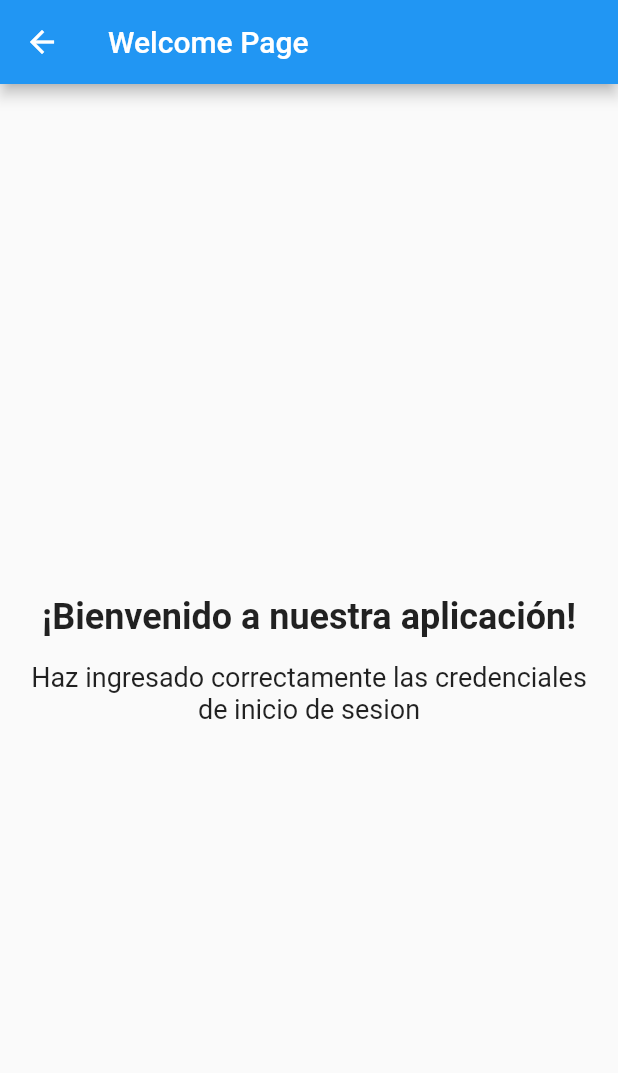
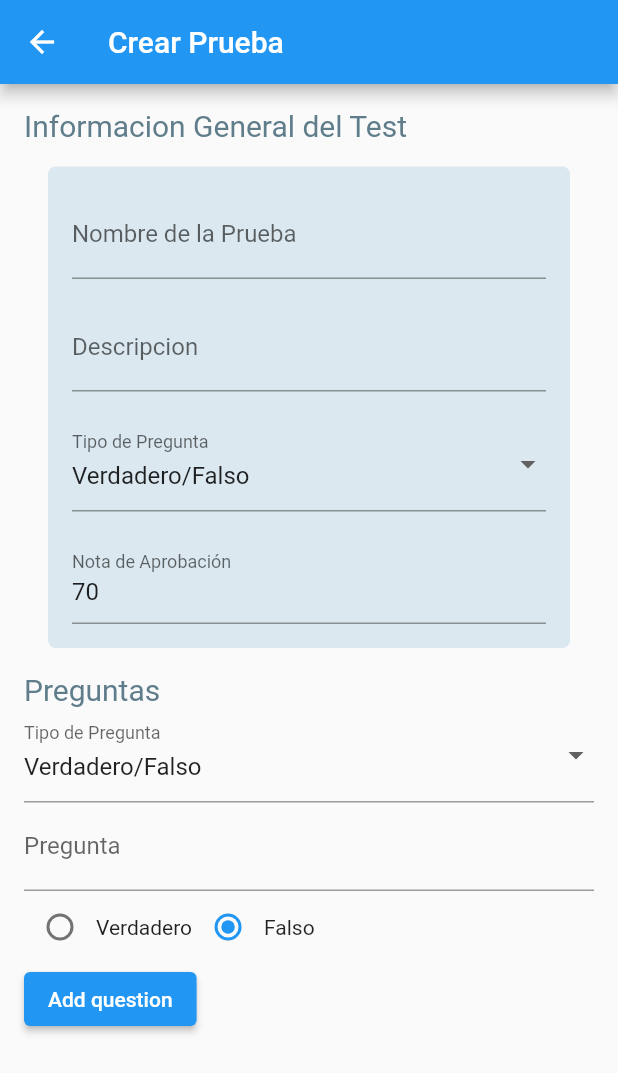
Before and after one commit to andresito236/quizloco, a Flutter app: the screen it shows once a user with an empty profile is signed in, after a tap on "Create Test", on a phone screen of 412 x 824 dp. Shown: the top 1073 px of the screen. Run offline on Flutter 3.47's test engine with Material 2 defaults, Android fonts, the light colour scheme and no system bars; our stand-ins replace cloud_firestore, firebase_auth, firebase_core; accounts and stored records are empty; network calls fail.

Commit message:
Add custom question widget for create test

```diff
--- a/lib/src/constants/routes.dart
+++ b/lib/src/constants/routes.dart
@@ -11,5 +11,5 @@ final routes = {
   MyRoutes.login.name: (context) => LoginPage(),
   MyRoutes.home.name: (context) => HomePage(),
   MyRoutes.register.name: (context) => RegisterPage(),
-  MyRoutes.createTest.name: (context) => CreateTest(),
+  MyRoutes.createTest.name: (context) => CreateTestPage(),
 };
--- a/lib/src/pages/create-test.dart
+++ b/lib/src/pages/create-test.dart
@@ -1,40 +1,165 @@
 import 'package:flutter/material.dart';
+import 'package:cloud_firestore/cloud_firestore.dart';
+import 'package:quizloco/src/widgets/question.dart';
 
-class CreateTest extends StatelessWidget {
-  const CreateTest({super.key});
+class CreateTestPage extends StatefulWidget {
+  @override
+  _CreateTestPageState createState() => _CreateTestPageState();
+}
+
+class _CreateTestPageState extends State<CreateTestPage> {
+  final _formKey = GlobalKey<FormState>();
+  final TextEditingController _testNameController = TextEditingController();
+  final TextEditingController _testDescriptionController =
+      TextEditingController();
+  String _selectedQuestionType = 'Verdadero/Falso'; // Valor por defecto
+  int _passingScore = 70; // Valor por defecto
+  List<Widget> _questionWidgets = [];
+
+  @override
+  void initState() {
+    super.initState();
+    // Inicializa la lista de widgets de preguntas con un widget vacío.
+    _questionWidgets.add(QuestionWidget()); // Debes tener tu propio widget Question
+  }
 
   @override
   Widget build(BuildContext context) {
     return Scaffold(
       appBar: AppBar(
-        title: Text('Welcome Page'),
+        title: const Text('Crear Prueba'),
       ),
-      body: Center(
-        child: Padding(
-          padding: EdgeInsets.all(16.0),
+      body: Padding(
+        padding: const EdgeInsets.all(16.0),
+        child: SingleChildScrollView(
           child: Column(
-            mainAxisAlignment: MainAxisAlignment.center,
+            crossAxisAlignment: CrossAxisAlignment.start,
             children: [
-              Text(
-                '¡Bienvenido a nuestra aplicación!',
-                textAlign: TextAlign.center,
-                style: TextStyle(
-                  fontSize: 24.0,
-                  fontWeight: FontWeight.bold,
+              const Text(
+                'Informacion General del Test',
+                style: TextStyle(fontSize: 20.0, color: Colors.blueGrey),
+              ),
+              const SizedBox(height: 16.0),
+              Container(
+                margin: const EdgeInsetsDirectional.symmetric(horizontal: 16.0),
+                padding: const EdgeInsets.all(16.0),
+                decoration: BoxDecoration(
+                  borderRadius: BorderRadius.circular(5.0),
+                  color: const Color.fromARGB(47, 82, 154, 190),
+                ),
+                child: Form(
+                  key: _formKey,
+                  child: Column(
+                    crossAxisAlignment: CrossAxisAlignment.start,
+                    children: <Widget>[
+                      TextFormField(
+                        controller: _testNameController,
+                        decoration: const InputDecoration(
+                            labelText: 'Nombre de la Prueba'),
+                        validator: (value) {
+                          if (value?.isEmpty ?? true) {
+                            return 'Por favor, ingresa un nombre para la prueba';
+                          }
+                          return null;
+                        },
+                      ),
+                      const SizedBox(height: 16.0),
+                      TextFormField(
+                        controller: _testDescriptionController,
+                        decoration:
+                            const InputDecoration(labelText: 'Descripcion'),
+                        validator: (value) {
+                          if (value?.isEmpty ?? true) {
+                            return 'Descripcion del test';
+                          }
+                          return null;
+                        },
+                      ),
+                      const SizedBox(height: 16.0),
+                      DropdownButtonFormField<String>(
+                        value: _selectedQuestionType,
+                        onChanged: (value) {
+                          setState(() {
+                            _selectedQuestionType = value!;
+                          });
+                        },
+                        items: [
+                          'Verdadero/Falso',
+                          'Selección Múltiple',
+                          'Selección Única'
+                        ]
+                            .map((type) => DropdownMenuItem<String>(
+                                  value: type,
+                                  child: Text(type),
+                                ))
+                            .toList(),
+                        decoration: const InputDecoration(
+                            labelText: 'Tipo de Pregunta'),
+                      ),
+                      const SizedBox(height: 16.0),
+                      TextFormField(
+                        keyboardType: TextInputType.number,
+                        initialValue: '70', // Valor por defecto
+                        decoration: const InputDecoration(
+                            labelText: 'Nota de Aprobación'),
+                        onChanged: (value) {
+                          // Actualiza la nota de aprobación cuando cambia el valor del campo.
+                          _passingScore = int.tryParse(value) ?? 0;
+                        },
+                        validator: (value) {
+                          if (value?.isEmpty ?? true) {
+                            return 'Por favor, ingresa la nota de aprobación';
+                          }
+                          if (_passingScore < 0 || _passingScore > 100) {
+                            return 'La nota de aprobación debe estar entre 0 y 100';
+                          }
+                          return null;
+                        },
+                      ),
+                    ],
+                  ),
                 ),
               ),
-              SizedBox(height: 16.0),
-              Text(
-                'Haz ingresado correctamente las credenciales de inicio de sesion',
-                textAlign: TextAlign.center,
-                style: TextStyle(
-                  fontSize: 18.0,
-                ),
+              const SizedBox(height: 16.0),
+              const Text(
+                'Preguntas',
+                style: TextStyle(fontSize: 20.0, color: Colors.blueGrey),
               ),
+              Column(children: _questionWidgets),
+              ElevatedButton(
+                  onPressed: _addQuestion, child: Text('Add question')),
+              const SizedBox(height: 16.0),
             ],
           ),
         ),
       ),
     );
   }
+
+  void _addQuestion() {
+    // Agrega un nuevo widget de pregunta a la lista
+    setState(() {
+      _questionWidgets.add(const SizedBox(height: 16.0)); // Debes tener tu propio widget Question
+      _questionWidgets.add(QuestionWidget()); // Debes tener tu propio widget Question
+    });
+  }
+
+  void _createTest() async {
+    // Aquí puedes agregar la lógica para crear la prueba en Firestore
+    // Utiliza FirebaseFirestore.instance.collection('pruebas').add()
+    // para agregar la prueba a tu colección en Firestore.
+    // Asegúrate de incluir los campos y datos necesarios de acuerdo a tus requerimientos.
+
+    // ScaffoldMessenger.of(context).showSnackBar(
+    //   const SnackBar(
+    //     content: Text('Prueba creada con éxito'),
+    //   ),
+    // );
+  }
+
+  @override
+  void dispose() {
+    _testNameController.dispose();
+    super.dispose();
+  }
 }
--- /dev/null
+++ b/lib/src/widgets/question.dart
@@ -0,0 +1,142 @@
+import 'package:flutter/material.dart';
+
+class QuestionWidget extends StatefulWidget {
+  @override
+  _QuestionWidgetState createState() => _QuestionWidgetState();
+}
+
+class _QuestionWidgetState extends State<QuestionWidget> {
+  String _selectedQuestionType = 'Verdadero/Falso'; // Valor por defecto
+  TextEditingController _questionController = TextEditingController();
+  List<String> _options = ['Opción 1', 'Opción 2', 'Opción 3'];
+  List<bool> _correctAnswers = [false, false, false]; // Para respuestas correctas en selección múltiple
+
+  @override
+  Widget build(BuildContext context) {
+    return Column(
+      crossAxisAlignment: CrossAxisAlignment.start,
+      children: [
+        DropdownButtonFormField<String>(
+          value: _selectedQuestionType,
+          onChanged: (value) {
+            setState(() {
+              _selectedQuestionType = value!;
+              // Reiniciar campos cuando se cambie el tipo de pregunta
+              _questionController.clear();
+              _options = ['Opción 1', 'Opción 2', 'Opción 3'];
+              _correctAnswers = [false, false, false];
+            });
+          },
+          items: [
+            'Verdadero/Falso',
+            'Respuesta Única',
+            'Selección Múltiple',
+          ].map((type) {
+            return DropdownMenuItem<String>(
+              value: type,
+              child: Text(type),
+            );
+          }).toList(),
+          decoration: InputDecoration(
+            labelText: 'Tipo de Pregunta',
+          ),
+        ),
+        TextFormField(
+          controller: _questionController,
+          decoration: InputDecoration(
+            labelText: 'Pregunta',
+          ),
+        ),
+        if (_selectedQuestionType == 'Verdadero/Falso')
+          Row(
+            children: [
+              Radio(
+                value: true,
+                groupValue: _correctAnswers[0],
+                onChanged: (bool? value) {
+                  setState(() {
+                    _correctAnswers[0] = true;
+                    _correctAnswers[1] = false;
+                  });
+                },
+              ),
+              Text('Verdadero'),
+              Radio(
+                value: false,
+                groupValue: _correctAnswers[0],
+                onChanged: (bool? value) {
+                  setState(() {
+                    _correctAnswers[0] = false;
+                    _correctAnswers[1] = true;
+                  });
+                },
+              ),
+              Text('Falso'),
+            ],
+          ),
+        if (_selectedQuestionType == 'Respuesta Única')
+          Column(
+            children: _options.asMap().entries.map((entry) {
+              final int index = entry.key;
+              return Row(
+                children: [
+                  Expanded(
+                    flex: 3,
+                    child: TextFormField(
+                      initialValue: _options[index],
+                      onChanged: (value) {
+                        _options[index] = value;
+                      },
+                    ),
+                  ),
+                  Expanded(
+                    flex: 1,
+                    child: Radio(
+                      value: index,
+                      groupValue: _options.indexOf(_options[index]),
+                      onChanged: (int? value) {
+                        setState(() {
+                          _options[index] = _options[value!];
+                          _options[value] = entry.value;
+                        });
+                      },
+                    ),
+                  ),
+                ],
+              );
+            }).toList(),
+          ),
+        if (_selectedQuestionType == 'Selección Múltiple')
+          Column(
+            children: _options.asMap().entries.map((entry) {
+              final int index = entry.key;
+              return Row(
+                children: [
+                  Expanded(
+                    flex: 3,
+                    child: TextFormField(
+                      initialValue: _options[index],
+                      onChanged: (value) {
+                        _options[index] = value;
+                      },
+                    ),
+                  ),
+                  Expanded(
+                    flex: 1,
+                    child: Checkbox(
+                      value: _correctAnswers[index],
+                      onChanged: (bool? value) {
+                        setState(() {
+                          _correctAnswers[index] = value!;
+                        });
+                      },
+                    ),
+                  ),
+                ],
+              );
+            }).toList(),
+          ),
+      ],
+    );
+  }
+}
```
